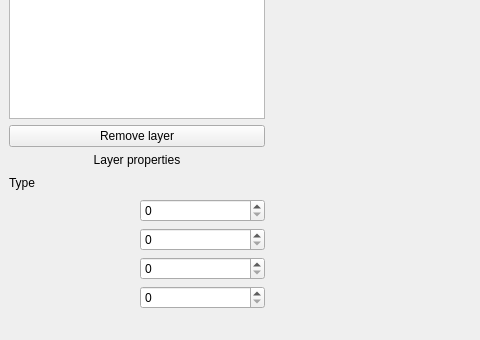
Before: the Qt Designer form mainform.ui in YTTM/SceneFromGIS, drawn with Qt 5; both pictures show x 0 to 480 and y 380 to 720 of the 1280 by 720 pixel window.
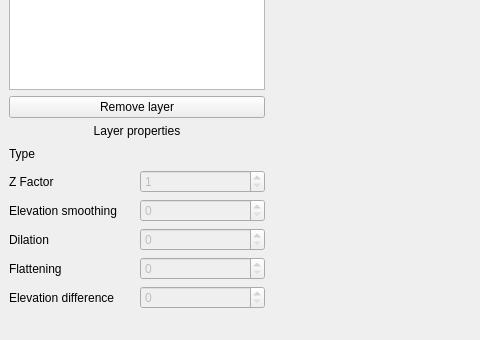
After: the same form once the commit is applied. Custom widgets are drawn as their Qt base class.

Commit message: add gui item for layer options

Diff of the .ui file:
```diff
--- a/mainform.ui
+++ b/mainform.ui
@@ -100,66 +100,71 @@
       </item>
       <item row="6" column="0">
        <layout class="QGridLayout" name="gridLayout_properties">
-        <item row="0" column="0">
-         <widget class="QLabel" name="label_id_1">
-          <property name="text">
-           <string>Type</string>
-          </property>
-         </widget>
-        </item>
         <item row="1" column="0">
          <widget class="QLabel" name="label_uint_2">
           <property name="text">
-           <string/>
-          </property>
-         </widget>
-        </item>
-        <item row="1" column="1">
-         <widget class="QSpinBox" name="spinBox_uint_2">
-          <property name="maximum">
-           <number>10000</number>
+           <string>Z Factor</string>
           </property>
          </widget>
         </item>
         <item row="2" column="0">
          <widget class="QLabel" name="label_ushort_3">
           <property name="text">
-           <string/>
+           <string>Elevation smoothing</string>
           </property>
          </widget>
         </item>
-        <item row="2" column="1">
-         <widget class="QSpinBox" name="spinBox_ushort_3">
+        <item row="4" column="1">
+         <widget class="QSpinBox" name="spinBox_flattening">
+          <property name="enabled">
+           <bool>false</bool>
+          </property>
           <property name="maximum">
            <number>100</number>
           </property>
          </widget>
         </item>
+        <item row="1" column="1">
+         <widget class="QSpinBox" name="spinBox_z_factor">
+          <property name="enabled">
+           <bool>false</bool>
+          </property>
+          <property name="minimum">
+           <number>1</number>
+          </property>
+          <property name="maximum">
+           <number>10000</number>
+          </property>
+         </widget>
+        </item>
+        <item row="4" column="0">
+         <widget class="QLabel" name="label_flattening">
+          <property name="text">
+           <string>Flattening</string>
+          </property>
+         </widget>
+        </item>
         <item row="3" column="0">
          <widget class="QLabel" name="label_ushort_4">
           <property name="text">
-           <string/>
+           <string>Dilation</string>
           </property>
          </widget>
         </item>
         <item row="3" column="1">
-         <widget class="QSpinBox" name="spinBox_ushort_4">
+         <widget class="QSpinBox" name="spinBox_dilation">
+          <property name="enabled">
+           <bool>false</bool>
+          </property>
           <property name="maximum">
            <number>100</number>
           </property>
          </widget>
         </item>
-        <item row="4" column="0">
-         <widget class="QLabel" name="label_ushort_5">
+        <item row="0" column="0">
+         <widget class="QLabel" name="label_type_">
           <property name="text">
-           <string/>
-          </property>
-         </widget>
-        </item>
-        <item row="4" column="1">
-         <widget class="QSpinBox" name="spinBox_ushort_5">
-          <property name="maximum">
-           <number>100</number>
+           <string>Type</string>
           </property>
          </widget>
         </item>
@@ -176,6 +181,33 @@
           </property>
          </widget>
         </item>
+        <item row="2" column="1">
+         <widget class="QSpinBox" name="spinBox_elevation_smoothing">
+          <property name="enabled">
+           <bool>false</bool>
+          </property>
+          <property name="maximum">
+           <number>100</number>
+          </property>
+         </widget>
+        </item>
+        <item row="5" column="0">
+         <widget class="QLabel" name="label_elevation_diff">
+          <property name="text">
+           <string>Elevation difference</string>
+          </property>
+         </widget>
+        </item>
+        <item row="5" column="1">
+         <widget class="QSpinBox" name="spinBox_elevation_diff">
+          <property name="enabled">
+           <bool>false</bool>
+          </property>
+          <property name="maximum">
+           <number>100</number>
+          </property>
+         </widget>
+        </item>
        </layout>
       </item>
       <item row="1" column="0">
```
Left out of the diff: 103 changed lines with no effect on the pictures. The commit also changes 3 other files.
